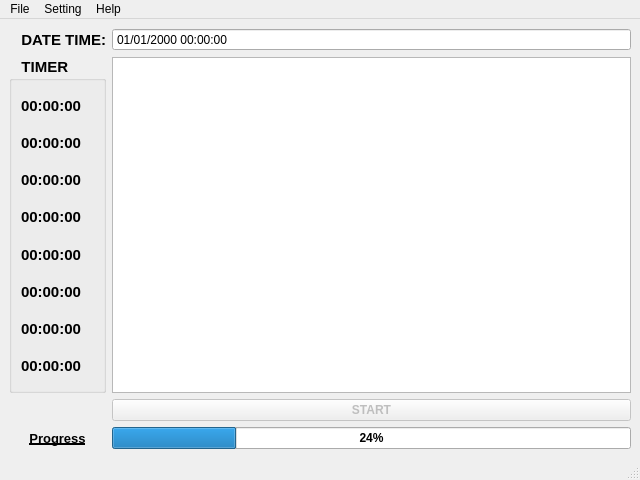
Before: the Qt Designer form ui/MarketCollect.ui in nvdungx/MarketCollect, drawn with Qt 5.
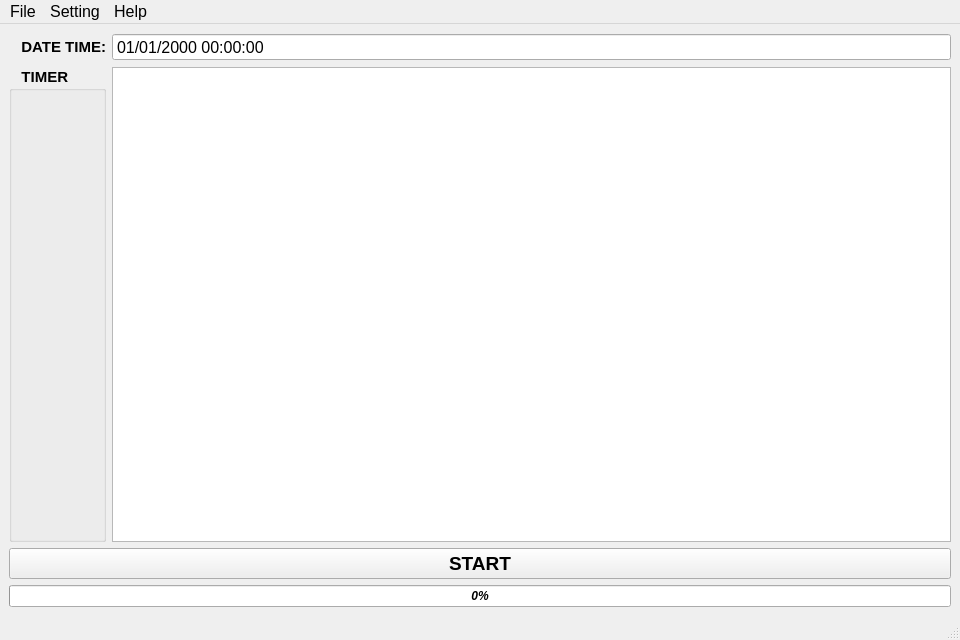
After: the same form once the commit is applied. Icons and pictures are not drawn.

Commit message:
[Common] Update class UI
Description:
  - Wrapper UI class
  - Module for report, amazon, ebay

Affected files:
  - <files>

The edit to the form file:
```diff
--- a/ui/MarketCollect.ui
+++ b/ui/MarketCollect.ui
@@ -9,12 +9,18 @@
    <rect>
     <x>0</x>
     <y>0</y>
-    <width>640</width>
-    <height>480</height>
+    <width>960</width>
+    <height>640</height>
    </rect>
   </property>
+  <property name="font">
+   <font>
+    <weight>50</weight>
+    <bold>false</bold>
+   </font>
+  </property>
   <property name="windowTitle">
-   <string>MarketCollect</string>
+   <string>Market Collect</string>
   </property>
   <property name="windowIcon">
    <iconset>
@@ -27,62 +33,24 @@
    <bool>false</bool>
   </property>
   <widget class="QWidget" name="centralwidget">
+   <property name="font">
+    <font>
+     <weight>50</weight>
+     <bold>false</bold>
+    </font>
+   </property>
    <layout class="QGridLayout" name="gridLayout_2">
-    <item row="1" column="3">
-     <widget class="QPlainTextEdit" name="plainTxtLog">
-      <property name="readOnly">
-       <bool>true</bool>
-      </property>
-     </widget>
-    </item>
-    <item row="4" column="2">
-     <widget class="QLabel" name="labelProgress">
-      <property name="font">
-       <font>
-        <pointsize>10</pointsize>
-        <weight>75</weight>
-        <bold>true</bold>
-        <underline>true</underline>
-        <strikeout>false</strikeout>
-       </font>
-      </property>
-      <property name="autoFillBackground">
-       <bool>true</bool>
-      </property>
-      <property name="text">
-       <string>Progress</string>
-      </property>
-      <property name="alignment">
-       <set>Qt::AlignCenter</set>
-      </property>
-     </widget>
-    </item>
-    <item row="2" column="3">
-     <widget class="QPushButton" name="btnStartStop">
-      <property name="enabled">
-       <bool>false</bool>
-      </property>
-      <property name="font">
-       <font>
-        <weight>75</weight>
-        <bold>true</bold>
-       </font>
-      </property>
-      <property name="text">
-       <string>START</string>
-      </property>
-     </widget>
-    </item>
-    <item row="4" column="3">
+    <item row="4" column="2" colspan="2">
      <widget class="QProgressBar" name="progressBar">
       <property name="font">
        <font>
         <weight>75</weight>
+        <italic>true</italic>
         <bold>true</bold>
        </font>
       </property>
       <property name="value">
-       <number>24</number>
+       <number>0</number>
       </property>
       <property name="alignment">
        <set>Qt::AlignCenter</set>
@@ -95,8 +63,39 @@
       </property>
      </widget>
     </item>
+    <item row="1" column="3">
+     <widget class="QPlainTextEdit" name="plainTxtLog">
+      <property name="readOnly">
+       <bool>true</bool>
+      </property>
+     </widget>
+    </item>
+    <item row="0" column="2">
+     <widget class="QLabel" name="labelDateTime">
+      <property name="font">
+       <font>
+        <pointsize>11</pointsize>
+        <weight>75</weight>
+        <bold>true</bold>
+       </font>
+      </property>
+      <property name="text">
+       <string>DATE TIME:</string>
+      </property>
+      <property name="alignment">
+       <set>Qt::AlignRight|Qt::AlignTrailing|Qt::AlignVCenter</set>
+      </property>
+     </widget>
+    </item>
     <item row="0" column="3">
      <widget class="QDateTimeEdit" name="dateTimeEdit">
+      <property name="font">
+       <font>
+        <pointsize>12</pointsize>
+        <weight>50</weight>
+        <bold>false</bold>
+       </font>
+      </property>
       <property name="autoFillBackground">
        <bool>true</bool>
       </property>
@@ -120,7 +119,33 @@
       </property>
      </widget>
     </item>
-    <item row="1" column="2" alignment="Qt::AlignHCenter">
+    <item row="2" column="2" rowspan="2" colspan="2">
+     <widget class="QPushButton" name="btnStartStop">
+      <property name="enabled">
+       <bool>true</bool>
+      </property>
+      <property name="sizePolicy">
+       <sizepolicy hsizetype="Minimum" vsizetype="Fixed">
+        <horstretch>0</horstretch>
+        <verstretch>0</verstretch>
+       </sizepolicy>
+      </property>
+      <property name="font">
+       <font>
+        <pointsize>14</pointsize>
+        <weight>75</weight>
+        <bold>true</bold>
+       </font>
+      </property>
+      <property name="styleSheet">
+       <string notr="true"/>
+      </property>
+      <property name="text">
+       <string>START</string>
+      </property>
+     </widget>
+    </item>
+    <item row="1" column="2">
      <widget class="QGroupBox" name="groupBox">
       <property name="sizePolicy">
        <sizepolicy hsizetype="Preferred" vsizetype="Preferred">
@@ -137,6 +162,9 @@
         <underline>false</underline>
        </font>
       </property>
+      <property name="layoutDirection">
+       <enum>Qt::LeftToRight</enum>
+      </property>
       <property name="title">
        <string>   TIMER  </string>
       </property>
@@ -146,156 +174,7 @@
       <property name="checkable">
        <bool>false</bool>
       </property>
-      <layout class="QVBoxLayout" name="verticalLayout">
-       <item>
-        <widget class="QLabel" name="labelTimer0">
-         <property name="font">
-          <font>
-           <pointsize>11</pointsize>
-           <weight>75</weight>
-           <italic>false</italic>
-           <bold>true</bold>
-           <underline>false</underline>
-          </font>
-         </property>
-         <property name="text">
-          <string>00:00:00</string>
-         </property>
-        </widget>
-       </item>
-       <item>
-        <widget class="QLabel" name="labelTimer1">
-         <property name="font">
-          <font>
-           <pointsize>11</pointsize>
-           <weight>75</weight>
-           <italic>false</italic>
-           <bold>true</bold>
-           <underline>false</underline>
-          </font>
-         </property>
-         <property name="text">
-          <string>00:00:00</string>
-         </property>
-        </widget>
-       </item>
-       <item>
-        <widget class="QLabel" name="labelTimer2">
-         <property name="font">
-          <font>
-           <pointsize>11</pointsize>
-           <weight>75</weight>
-           <italic>false</italic>
-           <bold>true</bold>
-           <underline>false</underline>
-          </font>
-         </property>
-         <property name="text">
-          <string>00:00:00</string>
-         </property>
-        </widget>
-       </item>
-       <item>
-        <widget class="QLabel" name="labelTimer3">
-         <property name="font">
-          <font>
-           <pointsize>11</pointsize>
-           <weight>75</weight>
-           <italic>false</italic>
-           <bold>true</bold>
-           <underline>false</underline>
-          </font>
-         </property>
-         <property name="text">
-          <string>00:00:00</string>
-         </property>
-        </widget>
-       </item>
-       <item>
-        <widget class="QLabel" name="labelTimer4">
-         <property name="font">
-          <font>
-           <pointsize>11</pointsize>
-           <weight>75</weight>
-           <italic>false</italic>
-           <bold>true</bold>
-           <underline>false</underline>
-          </font>
-         </property>
-         <property name="text">
-          <string>00:00:00</string>
-         </property>
-         <property name="textFormat">
-          <enum>Qt::AutoText</enum>
-         </property>
-        </widget>
-       </item>
-       <item>
-        <widget class="QLabel" name="labelTimer5">
-         <property name="font">
-          <font>
-           <pointsize>11</pointsize>
-           <weight>75</weight>
-           <italic>false</italic>
-           <bold>true</bold>
-           <underline>false</underline>
-          </font>
-         </property>
-         <property name="text">
-          <string>00:00:00</string>
-         </property>
-        </widget>
-       </item>
-       <item>
-        <widget class="QLabel" name="labelTimer6">
-         <property name="font">
-          <font>
-           <pointsize>11</pointsize>
-           <weight>75</weight>
-           <italic>false</italic>
-           <bold>true</bold>
-           <underline>false</underline>
-          </font>
-         </property>
-         <property name="text">
-          <string>00:00:00</string>
-         </property>
-        </widget>
-       </item>
-       <item>
-        <widget class="QLabel" name="labelTimer7">
-         <property name="font">
-          <font>
-           <pointsize>11</pointsize>
-           <weight>75</weight>
-           <italic>false</italic>
-           <bold>true</bold>
-           <underline>false</underline>
-          </font>
-         </property>
-         <property name="text">
-          <string>00:00:00</string>
-         </property>
-        </widget>
-       </item>
-      </layout>
-     </widget>
-    </item>
-    <item row="0" column="2">
-     <widget class="QLabel" name="labelDateTime">
-      <property name="font">
-       <font>
-        <pointsize>11</pointsize>
-        <weight>75</weight>
-        <bold>true</bold>
-       </font>
-      </property>
-      <property name="text">
-       <string>DATE TIME:</string>
-      </property>
-      <property name="alignment">
-       <set>Qt::AlignRight|Qt::AlignTrailing|Qt::AlignVCenter</set>
-      </property>
+      <layout class="QVBoxLayout" name="verticalLayout"/>
      </widget>
     </item>
    </layout>
@@ -305,10 +184,17 @@
     <rect>
      <x>0</x>
      <y>0</y>
-     <width>640</width>
-     <height>21</height>
+     <width>960</width>
+     <height>27</height>
     </rect>
    </property>
+   <property name="font">
+    <font>
+     <pointsize>12</pointsize>
+     <weight>50</weight>
+     <bold>false</bold>
+    </font>
+   </property>
    <widget class="QMenu" name="menuFile">
     <property name="title">
      <string>File</string>
@@ -339,7 +225,15 @@
    <addaction name="menuSetting"/>
    <addaction name="menuHelp"/>
   </widget>
-  <widget class="QStatusBar" name="statusbar"/>
+  <widget class="QStatusBar" name="statusbar">
+   <property name="font">
+    <font>
+     <pointsize>12</pointsize>
+     <weight>50</weight>
+     <bold>false</bold>
+    </font>
+   </property>
+  </widget>
   <action name="actionImport">
    <property name="icon">
     <iconset>
@@ -355,6 +249,11 @@
    <property name="statusTip">
     <string>Import product list file</string>
    </property>
+   <property name="font">
+    <font>
+     <pointsize>12</pointsize>
+    </font>
+   </property>
    <property name="shortcut">
     <string>Ctrl+O</string>
    </property>
@@ -374,6 +273,11 @@
    <property name="statusTip">
     <string>Save Completed Output File As</string>
    </property>
+   <property name="font">
+    <font>
+     <pointsize>12</pointsize>
+    </font>
+   </property>
    <property name="shortcut">
     <string>Ctrl+S</string>
    </property>
@@ -393,6 +297,11 @@
    <property name="statusTip">
     <string>View Output of completed File</string>
    </property>
+   <property name="font">
+    <font>
+     <pointsize>12</pointsize>
+    </font>
+   </property>
    <property name="shortcut">
     <string>Ctrl+P</string>
    </property>
@@ -405,6 +314,11 @@
    <property name="text">
     <string>Update</string>
    </property>
+   <property name="font">
+    <font>
+     <pointsize>12</pointsize>
+    </font>
+   </property>
   </action>
   <action name="actionLicense">
    <property name="icon">
@@ -414,6 +328,11 @@
    <property name="text">
     <string>License</string>
    </property>
+   <property name="font">
+    <font>
+     <pointsize>12</pointsize>
+    </font>
+   </property>
   </action>
   <action name="actionAbout">
    <property name="icon">
@@ -423,6 +342,11 @@
    <property name="text">
     <string>About</string>
    </property>
+   <property name="font">
+    <font>
+     <pointsize>12</pointsize>
+    </font>
+   </property>
   </action>
   <action name="actionRepeat_Timer">
    <property name="icon">
@@ -435,6 +359,11 @@
    <property name="toolTip">
     <string>Config timer for repeat operation</string>
    </property>
+   <property name="font">
+    <font>
+     <pointsize>12</pointsize>
+    </font>
+   </property>
    <property name="shortcut">
     <string>Ctrl+T</string>
    </property>
@@ -450,6 +379,11 @@
    <property name="toolTip">
     <string>Setup email list and notification condition</string>
    </property>
+   <property name="font">
+    <font>
+     <pointsize>12</pointsize>
+    </font>
+   </property>
    <property name="shortcut">
     <string>Ctrl+E</string>
    </property>
@@ -465,6 +399,11 @@
    <property name="toolTip">
     <string>Set Profit Formula for Output File</string>
    </property>
+   <property name="font">
+    <font>
+     <pointsize>12</pointsize>
+    </font>
+   </property>
    <property name="shortcut">
     <string>Ctrl+Q</string>
    </property>
@@ -477,6 +416,11 @@
    <property name="text">
     <string>Select Web Driver</string>
    </property>
+   <property name="font">
+    <font>
+     <pointsize>12</pointsize>
+    </font>
+   </property>
    <property name="shortcut">
     <string>Ctrl+W</string>
    </property>
@@ -492,6 +436,11 @@
    <property name="toolTip">
     <string>Config Tool Resource (i.e. number of thread/core used by tool)</string>
    </property>
+   <property name="font">
+    <font>
+     <pointsize>12</pointsize>
+    </font>
+   </property>
    <property name="shortcut">
     <string>Ctrl+R</string>
    </property>
```
The commit also changes 17 other files.
